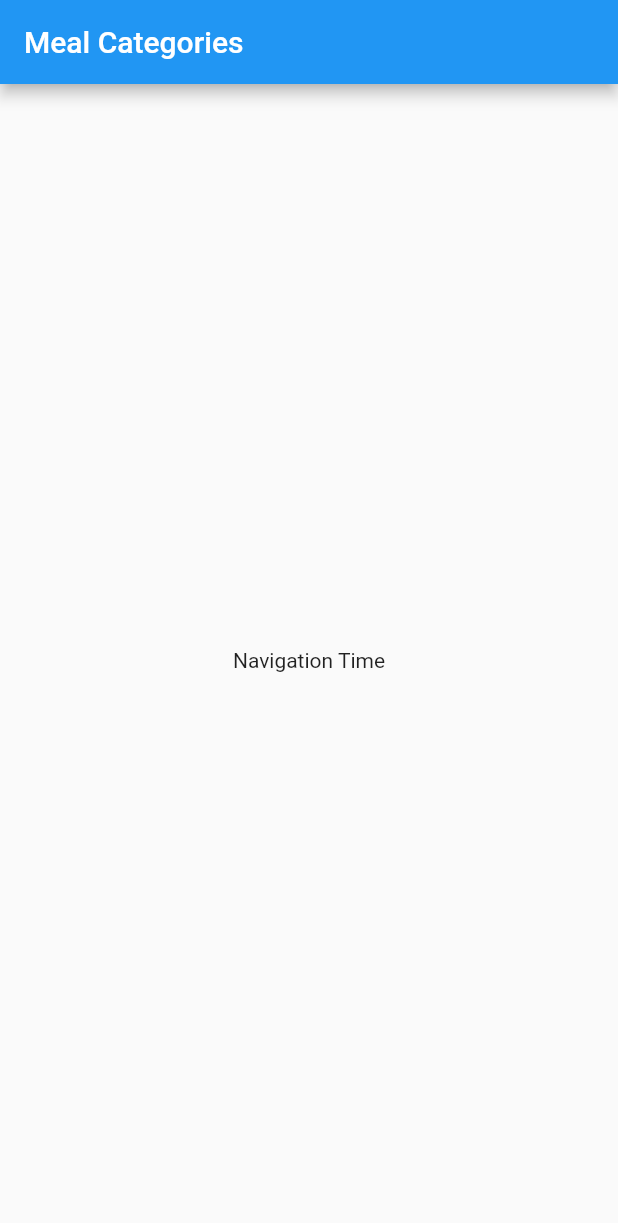
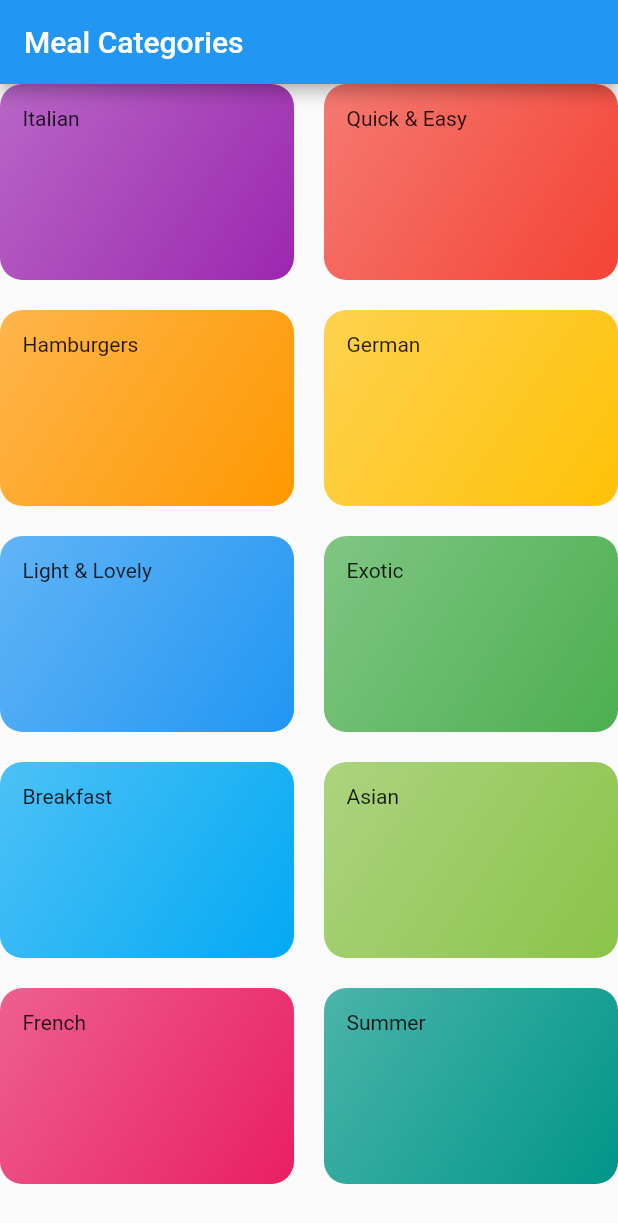
Before and after one commit to ShariyarAbeer/meal_categories, a Flutter app: the screen it shows after launch, on a phone screen of 412 x 824 dp. Shown: the top 1223 px of the screen. Run offline on Flutter 3.47's test engine with Material 2 defaults, Android fonts, the phone set to English and light mode, and no system bars.

Commit message:
gridView Done

```diff
--- /dev/null
+++ b/lib/categories_screen.dart
@@ -0,0 +1,32 @@
+import 'package:flutter/material.dart';
+import './dummy_data.dart';
+import './category_item.dart';
+
+class CategoriesScreen extends StatelessWidget {
+  const CategoriesScreen({Key key}) : super(key: key);
+
+  @override
+  Widget build(BuildContext context) {
+    return Scaffold(
+      appBar: AppBar(
+        title: const Text("Meal Categories"),
+      ),
+      body: GridView(
+        children: DUMMY_CATEGORIES
+            .map(
+              (catData) => CategoryItem(
+                catData.title,
+                catData.color,
+              ),
+            )
+            .toList(),
+        gridDelegate: SliverGridDelegateWithMaxCrossAxisExtent(
+          maxCrossAxisExtent: 200,
+          childAspectRatio: 3 / 2,
+          crossAxisSpacing: 20,
+          mainAxisSpacing: 20,
+        ),
+      ),
+    );
+  }
+}
--- /dev/null
+++ b/lib/category_item.dart
@@ -0,0 +1,27 @@
+import 'package:flutter/material.dart';
+
+class CategoryItem extends StatelessWidget {
+  final String title;
+  final Color color;
+
+  CategoryItem(this.title, this.color);
+
+  @override
+  Widget build(BuildContext context) {
+    return Container(
+      padding: EdgeInsets.all(15),
+      child: Text(title),
+      decoration: BoxDecoration(
+        gradient: LinearGradient(
+          colors: [
+            color.withOpacity(0.7),
+            color,
+          ],
+          begin: Alignment.topLeft,
+          end: Alignment.bottomRight,
+        ),
+        borderRadius: BorderRadius.circular(15),
+      ),
+    );
+  }
+}
--- /dev/null
+++ b/lib/dummy_data.dart
@@ -0,0 +1,56 @@
+import 'package:flutter/material.dart';
+
+import './models/category.dart';
+
+const DUMMY_CATEGORIES = const [
+  Category(
+    id: 'c1',
+    title: 'Italian',
+    color: Colors.purple,
+  ),
+  Category(
+    id: 'c2',
+    title: 'Quick & Easy',
+    color: Colors.red,
+  ),
+  Category(
+    id: 'c3',
+    title: 'Hamburgers',
+    color: Colors.orange,
+  ),
+  Category(
+    id: 'c4',
+    title: 'German',
+    color: Colors.amber,
+  ),
+  Category(
+    id: 'c5',
+    title: 'Light & Lovely',
+    color: Colors.blue,
+  ),
+  Category(
+    id: 'c6',
+    title: 'Exotic',
+    color: Colors.green,
+  ),
+  Category(
+    id: 'c7',
+    title: 'Breakfast',
+    color: Colors.lightBlue,
+  ),
+  Category(
+    id: 'c8',
+    title: 'Asian',
+    color: Colors.lightGreen,
+  ),
+  Category(
+    id: 'c9',
+    title: 'French',
+    color: Colors.pink,
+  ),
+  Category(
+    id: 'c10',
+    title: 'Summer',
+    color: Colors.teal,
+  ),
+];
--- a/lib/main.dart
+++ b/lib/main.dart
@@ -1,4 +1,5 @@
 import 'package:flutter/material.dart';
+import './categories_screen.dart';
 
 void main() => runApp(MyApp());
 
@@ -11,28 +12,7 @@ class MyApp extends StatelessWidget {
       theme: ThemeData(
         primarySwatch: Colors.blue,
       ),
-      home: MyHomePage(title: 'Flutter Demo Home Page'),
+      home: CategoriesScreen(),
     );
   }
 }
-
-class MyHomePage extends StatefulWidget {
-  MyHomePage({Key key, this.title}) : super(key: key);
-
-  final String title;
-
-  @override
-  _MyHomePageState createState() => _MyHomePageState();
-}
-
-class _MyHomePageState extends State<MyHomePage> {
-  @override
-  Widget build(BuildContext context) {
-    return Scaffold(
-      appBar: AppBar(
-        title: Text("Meal Categories"),
-      ),
-      body: Center(child: Text("Navigation Time")),
-    );
-  }
-}
--- /dev/null
+++ b/lib/models/category.dart
@@ -0,0 +1,13 @@
+import 'package:flutter/material.dart';
+
+class Category {
+  final String id;
+  final String title;
+  final Color color;
+
+  const Category({
+    @required this.id,
+    @required this.title,
+    this.color = Colors.orange,
+  });
+}
```
